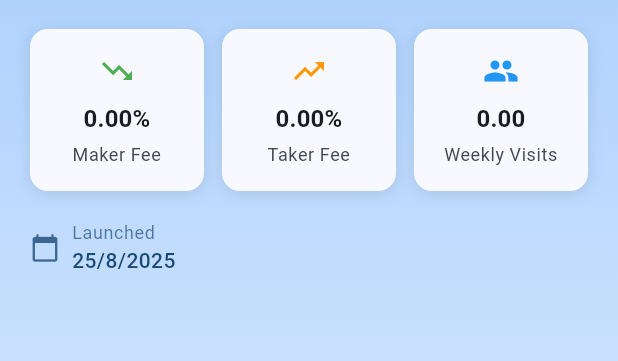
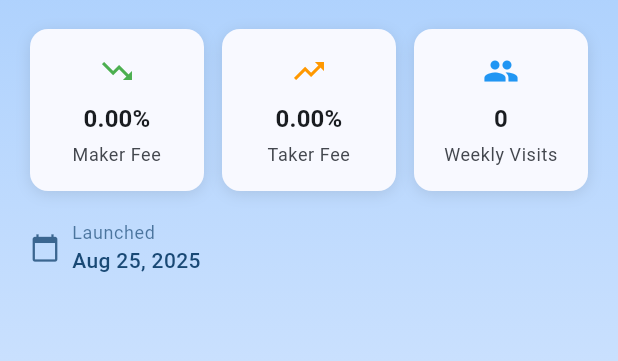
Before and after one commit to inacio-gpi/coin-market-app, a Flutter app: the ExchangeInfoHeader widget shown alone on an empty page, opened directly with empty values, on a phone screen of 412 x 824 dp. Shown: the part 217-578 px from the top of the screen. Run offline on Flutter 3.47's test engine with Material 3 defaults, Android fonts, the phone set to English and light mode, and no system bars; our stand-ins replace dartz, equatable, flutter_bloc, get_it, hive, hive_flutter; accounts and stored records are empty; network calls fail.

Commit message:
feat: add formatters

```diff
--- a/lib/core/utils/formatters.dart
+++ b/lib/core/utils/formatters.dart
@@ -6,17 +6,31 @@ class Formatters {
     decimalDigits: 2,
   );
 
+  static final DateFormat _dateFormat = DateFormat('MMM dd, yyyy');
+  static final DateFormat _timeFormat = DateFormat('HH:mm');
+  static final DateFormat _dateTimeFormat = DateFormat('MMM dd, yyyy HH:mm');
+
   static String formatCurrency(double? value) {
     if (value == null) return '\$0.00';
     return _currencyFormat.format(value);
   }
 
-  static String formatNumber(double? value, {int decimalPlaces = 2}) {
-    if (value == null) return '0';
+  static String formatDate(DateTime? date) {
+    if (date == null) return '';
+    return _dateFormat.format(date);
+  }
 
-    final formatter = NumberFormat.decimalPattern('en_US');
-    formatter.minimumFractionDigits = decimalPlaces;
-    formatter.maximumFractionDigits = decimalPlaces;
-    return formatter.format(value);
+  static String formatTime(DateTime? date) {
+    if (date == null) return '';
+    return _timeFormat.format(date);
+  }
+
+  static String formatDateTime(DateTime? date) {
+    if (date == null) return '';
+    return _dateTimeFormat.format(date);
+  }
+
+  static String formatNumber(double number) {
+    return NumberFormat.compact(locale: 'en_US').format(number);
   }
 }
--- a/lib/features/exchanges/presentation/widgets/exchange_info_header.dart
+++ b/lib/features/exchanges/presentation/widgets/exchange_info_header.dart
@@ -23,10 +23,8 @@ class ExchangeInfoHeader extends StatelessWidget {
       child: Column(
         crossAxisAlignment: CrossAxisAlignment.start,
         children: [
-          // Logo and Name Row
           Row(
             children: [
-              // Logo placeholder
               Container(
                 width: 80,
                 height: 80,
@@ -42,7 +40,6 @@ class ExchangeInfoHeader extends StatelessWidget {
               ),
               const SizedBox(width: 20),
 
-              // Exchange details
               Expanded(
                 child: Column(
                   crossAxisAlignment: CrossAxisAlignment.start,
@@ -58,8 +55,8 @@ class ExchangeInfoHeader extends StatelessWidget {
                     Text(
                       'ID: ${exchangeInfo.id}',
                       style: theme.textTheme.bodyMedium?.copyWith(
-                        color: theme.colorScheme.onPrimaryContainer.withOpacity(
-                          0.8,
+                        color: theme.colorScheme.onPrimaryContainer.withValues(
+                          alpha: 0.8,
                         ),
                       ),
                     ),
@@ -69,7 +66,7 @@ class ExchangeInfoHeader extends StatelessWidget {
                         exchangeInfo.description,
                         style: theme.textTheme.bodyMedium?.copyWith(
                           color: theme.colorScheme.onPrimaryContainer
-                              .withOpacity(0.9),
+                              .withValues(alpha: 0.9),
                         ),
                         maxLines: 2,
                         overflow: TextOverflow.ellipsis,
@@ -138,7 +135,7 @@ class ExchangeInfoHeader extends StatelessWidget {
                 child: _buildInfoRow(
                   context,
                   'Launched',
-                  _formatDate(exchangeInfo.dateLaunched),
+                  Formatters.formatDate(exchangeInfo.dateLaunched),
                   Icons.calendar_today,
                 ),
               ),
@@ -165,7 +162,7 @@ class ExchangeInfoHeader extends StatelessWidget {
         borderRadius: BorderRadius.circular(12),
         boxShadow: [
           BoxShadow(
-            color: Colors.black.withOpacity(0.1),
+            color: Colors.black.withValues(alpha: 0.1),
             blurRadius: 8,
             offset: const Offset(0, 2),
           ),
@@ -208,7 +205,7 @@ class ExchangeInfoHeader extends StatelessWidget {
         Icon(
           icon,
           size: 20,
-          color: theme.colorScheme.onPrimaryContainer.withOpacity(0.8),
+          color: theme.colorScheme.onPrimaryContainer.withValues(alpha: 0.8),
         ),
         const SizedBox(width: 8),
         Expanded(
@@ -218,7 +215,9 @@ class ExchangeInfoHeader extends StatelessWidget {
               Text(
                 label,
                 style: theme.textTheme.bodySmall?.copyWith(
-                  color: theme.colorScheme.onPrimaryContainer.withOpacity(0.7),
+                  color: theme.colorScheme.onPrimaryContainer.withValues(
+                    alpha: 0.7,
+                  ),
                 ),
               ),
               Text(
@@ -235,8 +234,4 @@ class ExchangeInfoHeader extends StatelessWidget {
       ],
     );
   }
-
-  String _formatDate(DateTime date) {
-    return '${date.day}/${date.month}/${date.year}';
-  }
 }
```
